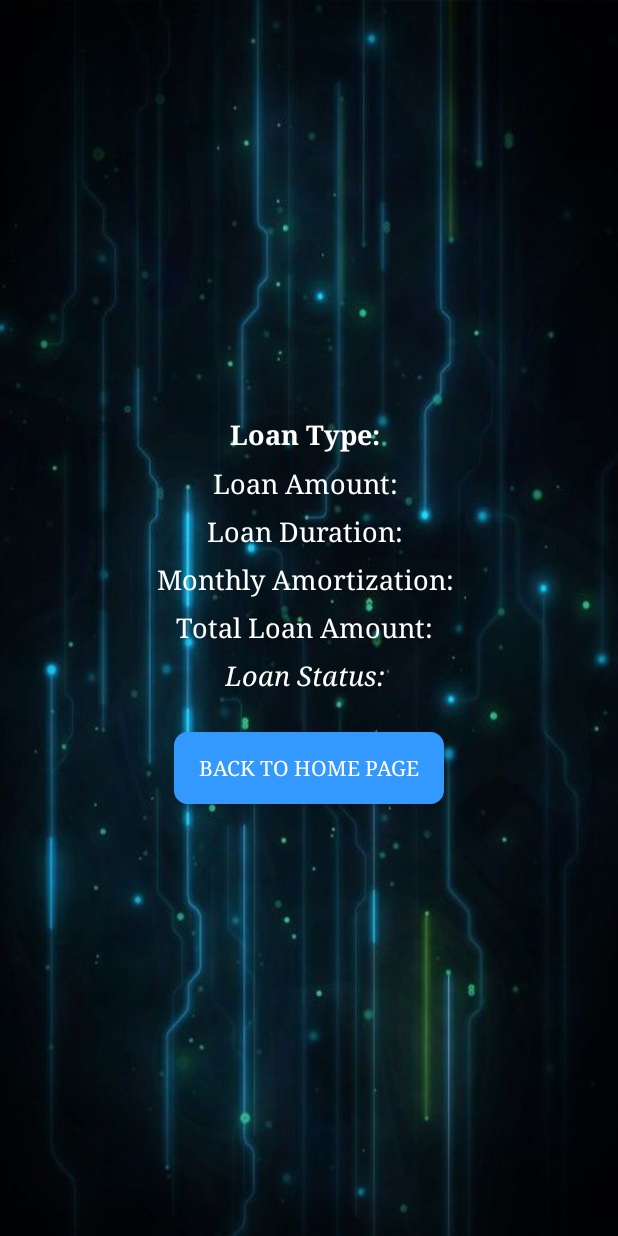
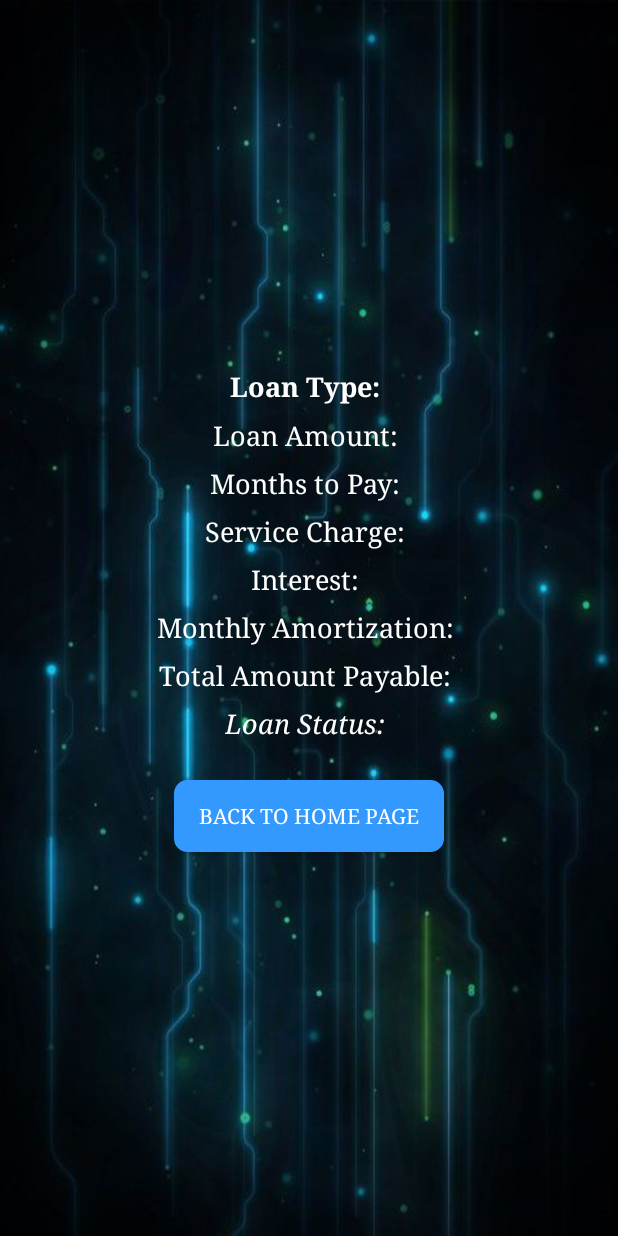
Before and after one commit to danieljoshmijares/Summative, an Android app: the fragment ViewLoanStatusFragment placed in its activity, on a phone screen of 412 x 824 dp. Run offline under Robolectric (Android 15) with nearby library versions, the phone set to English and light mode, and no system bars.

```diff
--- a/app/src/main/res/layout/fragment_view_loan_status.xml
+++ b/app/src/main/res/layout/fragment_view_loan_status.xml
@@ -37,10 +37,30 @@
             android:layout_marginBottom="8dp" />
 
         <TextView
-            android:id="@+id/tvLoanDuration"
+            android:id="@+id/tvMonthsToPay"
             android:layout_width="wrap_content"
             android:layout_height="wrap_content"
-            android:text="Loan Duration: "
+            android:text="Months to Pay: "
+            android:textColor="#FFFFFF"
+            android:fontFamily="times"
+            android:textSize="18sp"
+            android:layout_marginBottom="8dp" />
+
+        <TextView
+            android:id="@+id/tvServiceCharge"
+            android:layout_width="wrap_content"
+            android:layout_height="wrap_content"
+            android:text="Service Charge: "
+            android:textColor="#FFFFFF"
+            android:fontFamily="times"
+            android:textSize="18sp"
+            android:layout_marginBottom="8dp" />
+
+        <TextView
+            android:id="@+id/tvInterest"
+            android:layout_width="wrap_content"
+            android:layout_height="wrap_content"
+            android:text="Interest: "
             android:textColor="#FFFFFF"
             android:fontFamily="times"
             android:textSize="18sp"
@@ -57,10 +77,10 @@
             android:layout_marginBottom="8dp" />
 
         <TextView
-            android:id="@+id/tvTotalLoanAmount"
+            android:id="@+id/tvTotalAmountPayable"
             android:layout_width="wrap_content"
             android:layout_height="wrap_content"
-            android:text="Total Loan Amount: "
+            android:text="Total Amount Payable: "
             android:textColor="#FFFFFF"
             android:fontFamily="times"
             android:textSize="18sp"
@@ -83,10 +103,10 @@
             android:layout_height="wrap_content"
             android:layout_margin="10dp"
             android:background="@drawable/button_background"
+            android:backgroundTint="#3399FF"
             android:fontFamily="times"
             android:text="Back to Home Page"
             android:textColor="#FFFFFF" />
 
     </LinearLayout>
-
 </ScrollView>
```
Also changed, not shown: app/src/main/res/layout/activity_regular_loan.xml (+13 -0 lines).
